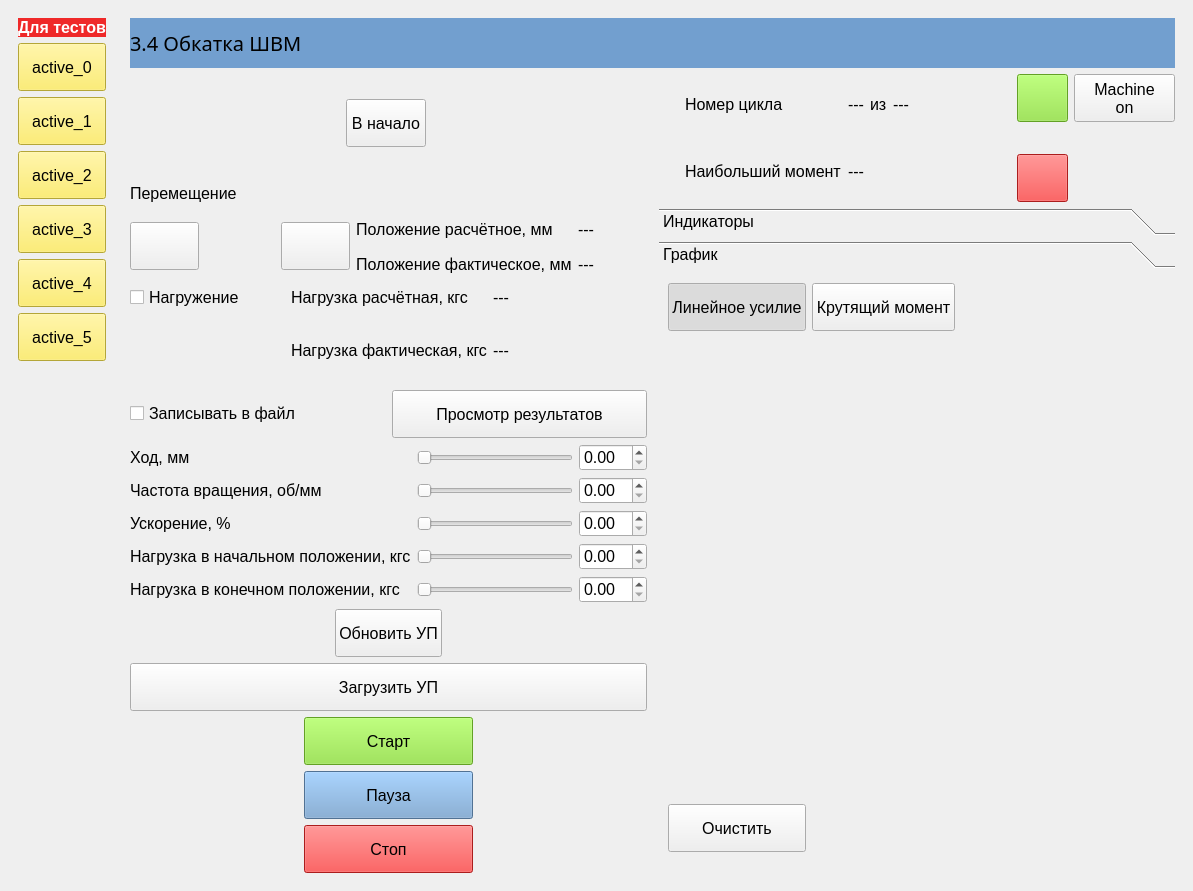
Old version of the form BallScrewVCP4.ui in the repository Ornstein89/BallScrewControl_QtVCP.
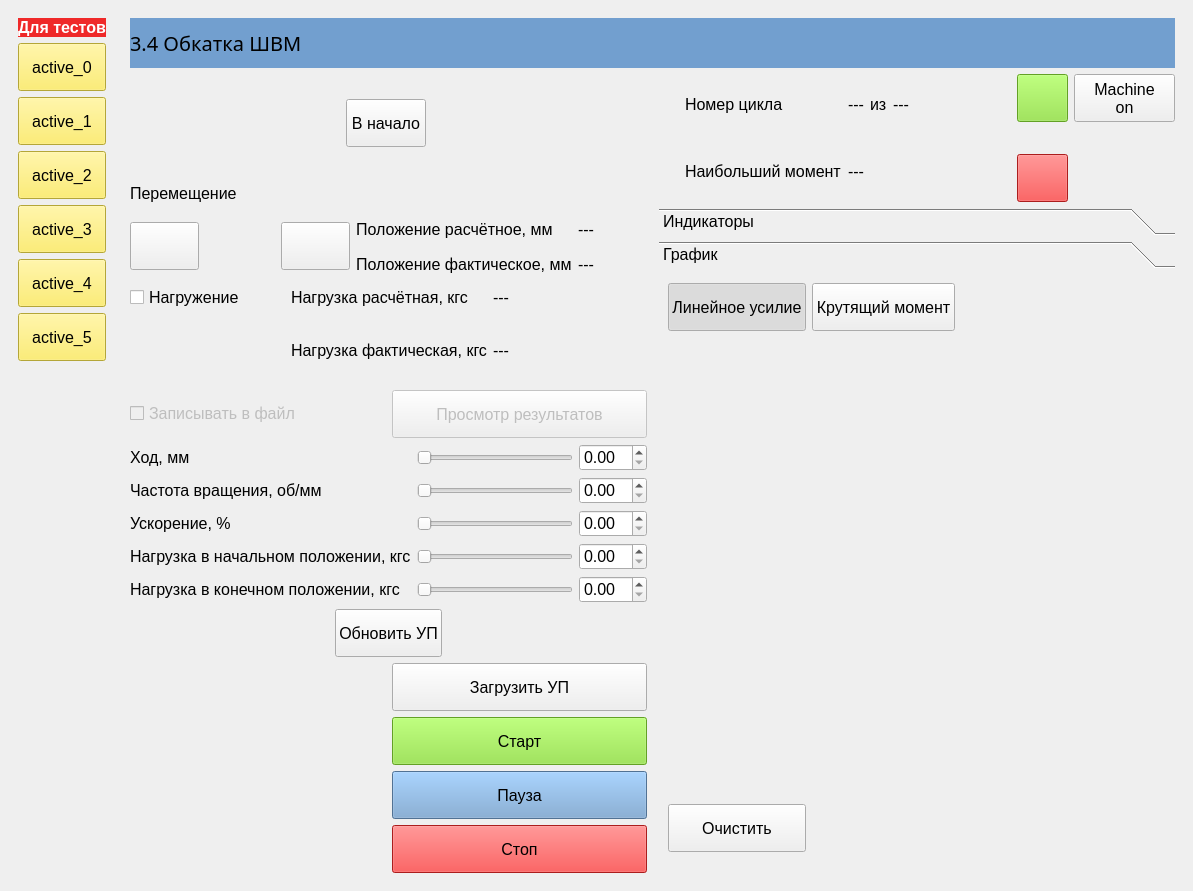
New version of the form. Icons and pictures are not drawn. Custom widgets are drawn as their Qt base class.

The edit to the form file:
```diff
--- a/BallScrewVCP4.ui
+++ b/BallScrewVCP4.ui
@@ -469,6 +469,9 @@
            <layout class="QHBoxLayout" name="horizontalLayout_16">
             <item>
              <widget class="QCheckBox" name="checkBox">
+              <property name="enabled">
+               <bool>false</bool>
+              </property>
               <property name="text">
                <string>Записывать в файл</string>
               </property>
@@ -476,6 +479,9 @@
             </item>
             <item>
              <widget class="QPushButton" name="btnShowResult34">
+              <property name="enabled">
+               <bool>false</bool>
+              </property>
               <property name="text">
                <string>Просмотр результатов</string>
               </property>
@@ -546,17 +552,30 @@
           </item>
           <item row="7" column="0">
            <layout class="QGridLayout" name="gridLayout_18">
-            <item row="1" column="0" rowspan="3">
-             <widget class="GcodeEditor" name="gcode_editor34"/>
-            </item>
-            <item row="0" column="0" colspan="3">
-             <widget class="QPushButton" name="btnLoadGCode34">
+            <item row="4" column="1">
+             <widget class="ActionButton" name="btnProgram_Stop34">
+              <property name="styleSheet">
+               <string notr="true">background-color: rgb(239, 41, 41);</string>
+              </property>
               <property name="text">
-               <string>Загрузить УП</string>
+               <string>Стоп</string>
+              </property>
+              <property name="icon">
+               <iconset>
+                <normaloff>resources/stop.png</normaloff>resources/stop.png</iconset>
+              </property>
+              <property name="iconSize">
+               <size>
+                <width>40</width>
+                <height>40</height>
+               </size>
+              </property>
+              <property name="abort_action" stdset="0">
+               <bool>true</bool>
               </property>
              </widget>
             </item>
-            <item row="1" column="1">
+            <item row="2" column="1">
              <widget class="ActionButton" name="btnProgram_Run34">
               <property name="styleSheet">
                <string notr="true">background-color: rgb(138, 226, 52);</string>
@@ -579,7 +598,7 @@
               </property>
              </widget>
             </item>
-            <item row="2" column="1">
+            <item row="3" column="1">
              <widget class="ActionButton" name="btnProgram_Pause34">
               <property name="styleSheet">
                <string notr="true">background-color: rgb(114, 159, 207);</string>
@@ -602,29 +621,16 @@
               </property>
              </widget>
             </item>
-            <item row="3" column="1">
-             <widget class="ActionButton" name="btnProgram_Stop34">
-              <property name="styleSheet">
-               <string notr="true">background-color: rgb(239, 41, 41);</string>
-              </property>
+            <item row="1" column="1">
+             <widget class="QPushButton" name="btnLoadGCode34">
               <property name="text">
-               <string>Стоп</string>
-              </property>
-              <property name="icon">
-               <iconset>
-                <normaloff>resources/stop.png</normaloff>resources/stop.png</iconset>
-              </property>
-              <property name="iconSize">
-               <size>
-                <width>40</width>
-                <height>40</height>
-               </size>
-              </property>
-              <property name="abort_action" stdset="0">
-               <bool>true</bool>
+               <string>Загрузить УП</string>
               </property>
              </widget>
             </item>
+            <item row="1" column="0" rowspan="4">
+             <widget class="GcodeEditor" name="gcode_editor34"/>
+            </item>
            </layout>
           </item>
           <item row="5" column="0" alignment="Qt::AlignHCenter">
```
Left out of the diff: 37 changed lines with no effect on the pictures.
